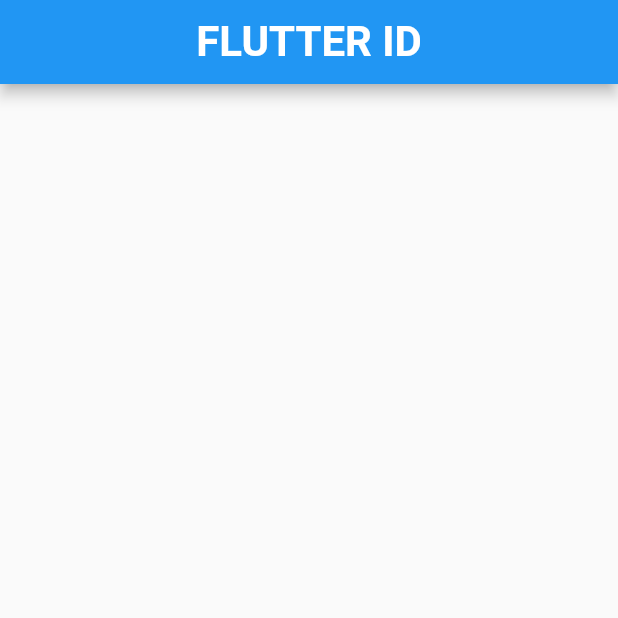
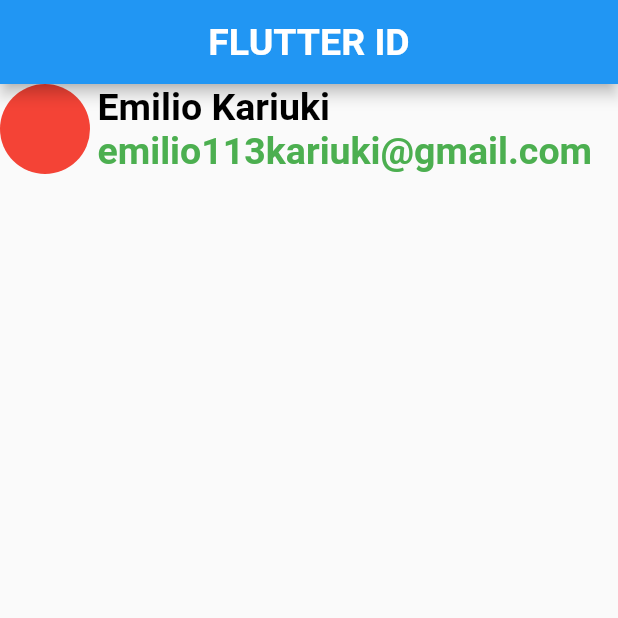
Before and after one commit to emilio-kariuki/first_project, a Flutter app: the screen it shows after launch, on a phone screen of 412 x 824 dp, the top half of it. Run offline on Flutter 3.47's test engine with Material 2 defaults, Android fonts, the phone set to English and light mode, and no system bars.

Commit message:
made changes

```diff
--- a/lib/main.dart
+++ b/lib/main.dart
@@ -19,18 +19,56 @@ class _CompleteState extends State<Complete> {
     return Scaffold(
       appBar: AppBar(
         centerTitle: true,
-        title: const Text(
-          "FLUTTER ID",
-          style: TextStyle(fontSize: 28, fontWeight: FontWeight.bold),
-        ),
+        title: showText("FLUTTER ID", Colors.white),
+      ),
+      body: Column(
+        children: [cardInformation()],
       ),
     );
   }
 
-  Widget showText(String text) {
+  Widget showText(String text, Color choice) {
     return Text(
       text,
-      style: const TextStyle(fontSize: 28, fontWeight: FontWeight.bold),
+      style:
+          TextStyle(fontSize: 25, fontWeight: FontWeight.bold, color: choice),
+    );
+  }
+
+  Widget cardInformation() {
+    return Row(
+      children: [
+        const CircleAvatar(
+          backgroundColor: Colors.red,
+          radius: 30,
+        ),
+        const SizedBox(
+          width: 5,
+        ),
+        Column(
+          crossAxisAlignment: CrossAxisAlignment.start,
+          children: [
+            showText("Emilio Kariuki", Colors.black),
+            showText("emilio113kariuki@gmail.com", Colors.green)
+          ],
+        )
+      ],
+    );
+  }
+
+  Widget rowText(String text_1, String text_2) {
+    return Row(
+      children: [
+        showText(text_1, Colors.blue),
+        const SizedBox(
+          width: 7,
+        ),
+        showText(":", Colors.red),
+        const SizedBox(
+          width: 7,
+        ),
+        showText(text_2, Colors.black)
+      ],
     );
   }
 }
```
